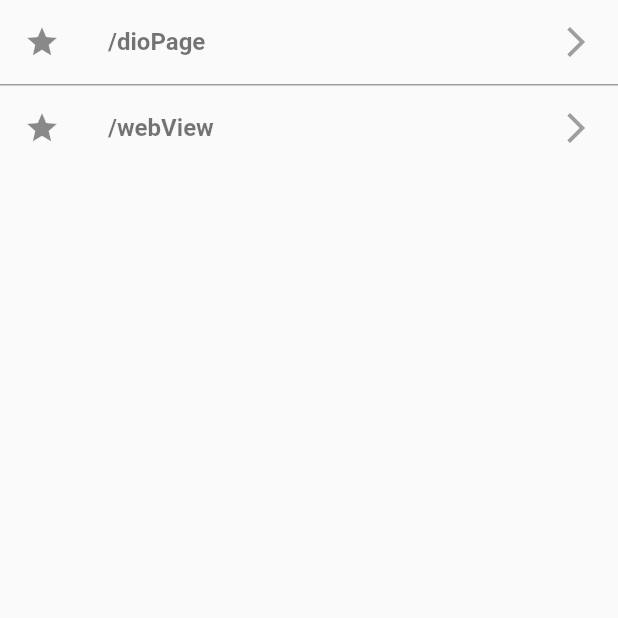
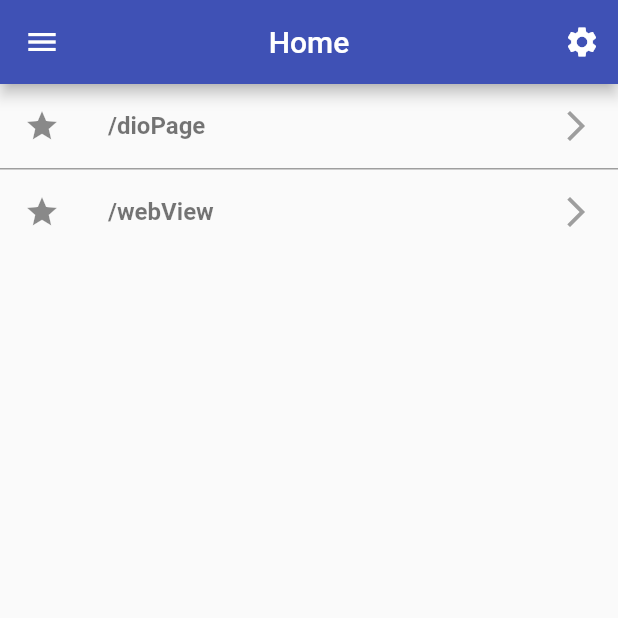
Before and after one commit to mihiron/flutter_package_sample, a Flutter app: the screen it shows after launch, on a phone screen of 412 x 824 dp, the top half of it. Run offline on Flutter 3.47's test engine with Material 2 defaults, Android fonts, the phone set to English and light mode, and no system bars; our stand-ins replace dio, flutter_riverpod, freezed_annotation, webview_flutter.

Commit message:
AppBarのサンプル実装

```diff
--- /dev/null
+++ b/lib/components/my_app_bar.dart
@@ -0,0 +1,47 @@
+import 'package:flutter/material.dart';
+
+class MyAppBar extends StatelessWidget with PreferredSizeWidget {
+  const MyAppBar(
+    this.title, {
+    this.leading,
+    this.actions,
+    super.key,
+  });
+  final String title;
+  final Widget? leading;
+  final List<Widget>? actions;
+
+  factory MyAppBar.withSettingsButton(
+    String title, {
+    Widget? leading,
+    VoidCallback? onSettingsPressed,
+  }) {
+    return MyAppBar(
+      title,
+      leading: leading,
+      actions: [
+        IconButton(
+          icon: const Icon(Icons.settings),
+          onPressed: onSettingsPressed ??
+              () {
+                debugPrint("onPressed settings");
+              },
+        ),
+      ],
+    );
+  }
+
+  @override
+  Widget build(BuildContext context) {
+    return AppBar(
+        title: Text(title),
+        centerTitle: true,
+        elevation: 4,
+        backgroundColor: Theme.of(context).primaryColor,
+        leading: leading,
+        actions: actions);
+  }
+
+  @override
+  Size get preferredSize => const Size.fromHeight(kToolbarHeight);
+}
--- a/lib/views/dio_coffee_page.dart
+++ b/lib/views/dio_coffee_page.dart
@@ -1,4 +1,5 @@
 import 'package:flutter/material.dart';
+import 'package:flutter_package_sample/components/my_app_bar.dart';
 import 'package:flutter_riverpod/flutter_riverpod.dart';
 import 'package:flutter_package_sample/models/api/request/coffee.dart';
 import 'package:flutter_package_sample/repositories/api/coffee_repository.dart';
@@ -21,6 +22,7 @@ class DioCoffeePage extends ConsumerWidget {
     final asyncValue = ref.watch(listProvider);
 
     return Scaffold(
+      appBar: MyAppBar.withSettingsButton('DioCoffeePage'),
       body: Center(
         child: asyncValue.when(
           data: (data) {
--- a/lib/views/home_page.dart
+++ b/lib/views/home_page.dart
@@ -1,4 +1,5 @@
 import 'package:flutter/material.dart';
+import 'package:flutter_package_sample/components/my_app_bar.dart';
 import 'package:flutter_package_sample/routes/app_routes.dart';
 
 class MyHomePage extends StatelessWidget {
@@ -11,6 +12,14 @@ class MyHomePage extends StatelessWidget {
 
     return Scaffold(
       key: scaffoldKey,
+      appBar: MyAppBar.withSettingsButton(
+        'Home',
+        onSettingsPressed: () => scaffoldKey.currentState!.openEndDrawer(),
+        leading: IconButton(
+          icon: const Icon(Icons.menu),
+          onPressed: () => debugPrint('onPressed menu'),
+        ),
+      ),
       body: ListView.separated(
         itemCount: items.length,
         itemBuilder: (_, index) {
--- a/lib/views/webview_sample/webview_page.dart
+++ b/lib/views/webview_sample/webview_page.dart
@@ -1,4 +1,5 @@
 import 'package:flutter/material.dart';
+import 'package:flutter_package_sample/components/my_app_bar.dart';
 import 'package:flutter_package_sample/routes/app_routes.dart';
 
 class WebViewPage extends StatelessWidget {
@@ -7,6 +8,7 @@ class WebViewPage extends StatelessWidget {
   @override
   Widget build(BuildContext context) {
     return Scaffold(
+      appBar: const MyAppBar('WebViewPage'),
       body: Center(
         child: ElevatedButton(
           onPressed: () =>
--- a/lib/views/webview_sample/webview_screen.dart
+++ b/lib/views/webview_sample/webview_screen.dart
@@ -1,4 +1,5 @@
 import 'package:flutter/material.dart';
+import 'package:flutter_package_sample/components/my_app_bar.dart';
 import 'package:webview_flutter/webview_flutter.dart';
 
 class WebViewScreenPage extends StatelessWidget {
@@ -29,6 +30,7 @@ class WebViewScreenPage extends StatelessWidget {
       ..loadRequest(Uri.parse('https://flutter.dev'));
 
     return Scaffold(
+      appBar: const MyAppBar('WebViewPage'),
       body: Center(
         child: WebViewWidget(controller: controller),
       ),
```
